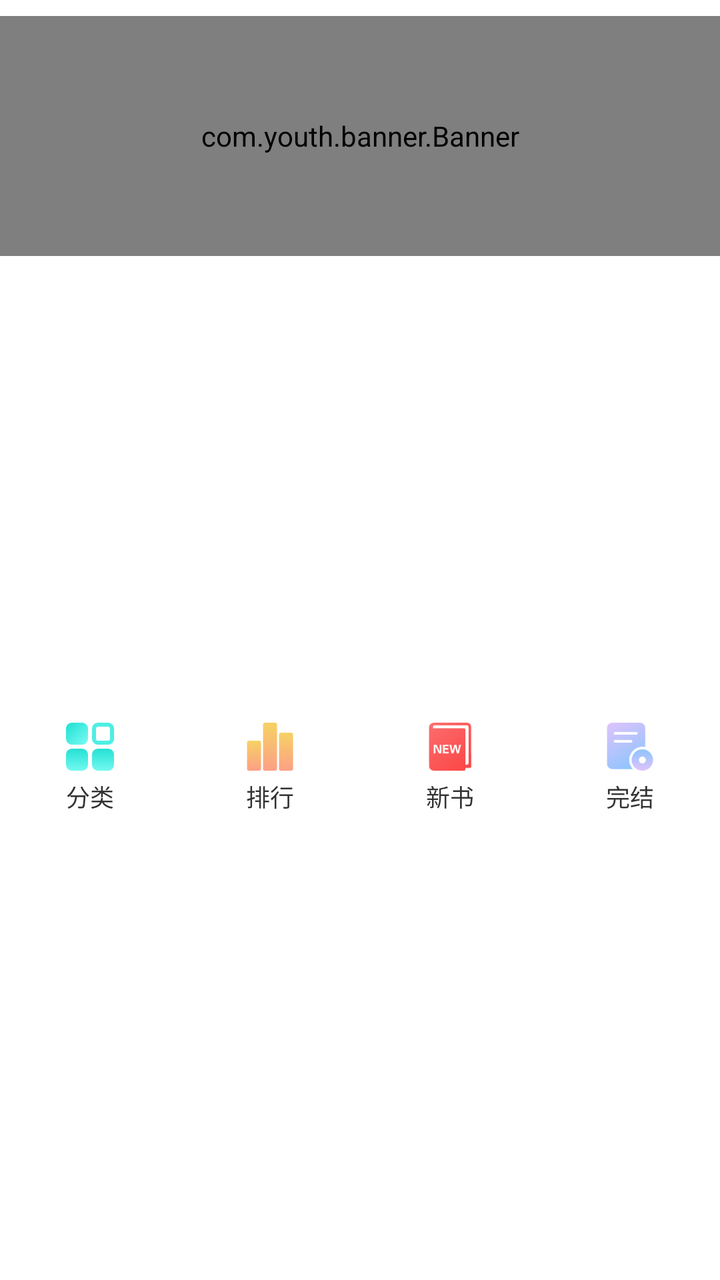
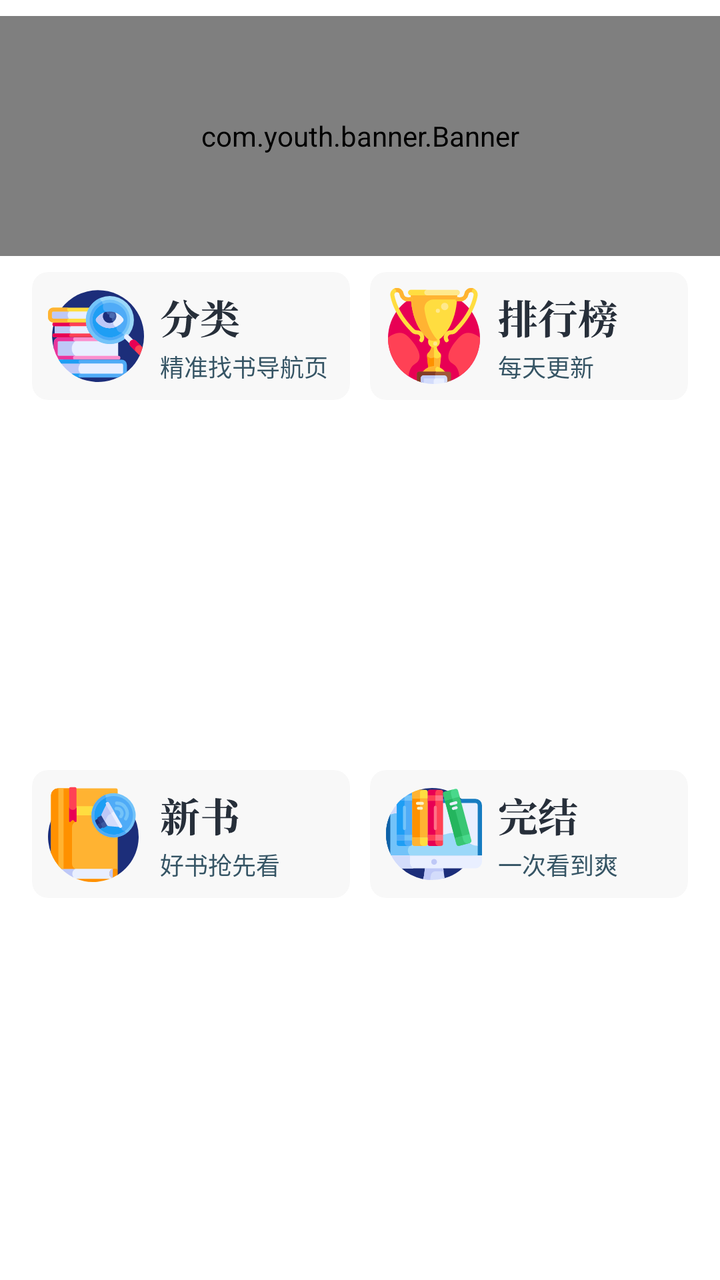

Two renders of the same Android screen: before a commit and after it. Below are the layout's source before the change and the commit's diff.
<!-- AndroidManifest.xml: application theme AppTheme -->
<!-- res/layout/layout_rv_head_sb_top.xml -->
<?xml version="1.0" encoding="utf-8"?>
<androidx.constraintlayout.widget.ConstraintLayout xmlns:android="http://schemas.android.com/apk/res/android"
    xmlns:app="http://schemas.android.com/apk/res-auto"
    android:layout_width="match_parent"
    android:layout_height="wrap_content"
    android:background="@color/white">

    <com.youth.banner.Banner
        android:id="@+id/banner_choiceness"
        android:layout_width="match_parent"
        android:layout_height="@dimen/dp_0"
        android:layout_marginTop="@dimen/dp_8"
        app:banner_default_image="@mipmap/banner_place_holder"
        app:indicator_drawable_selected="@color/col_yellow_f4ea2a"
        app:indicator_drawable_unselected="@color/white"
        app:indicator_height="@dimen/dp_4"
        app:indicator_margin="@dimen/dp_4"
        app:indicator_width="@dimen/dp_16"
        app:layout_constraintDimensionRatio="3:1"
        app:layout_constraintTop_toTopOf="parent" />

    <LinearLayout
        android:id="@+id/layout_asBtn_classify"
        android:layout_width="match_parent"
        android:layout_height="wrap_content"
        android:background="@color/white"
        app:layout_constraintBottom_toBottomOf="parent"
        app:layout_constraintTop_toBottomOf="@+id/banner_choiceness">

        <TextView
            android:id="@+id/tv_asBtn_classify"
            android:layout_width="0dp"
            android:layout_height="wrap_content"
            android:layout_gravity="center"
            android:layout_weight="1"
            android:background="?attr/selectableItemBackground"
            android:drawableTop="@mipmap/icon_center_navi_classify"
            android:drawablePadding="@dimen/dp_4"
            android:gravity="center_horizontal"
            android:padding="@dimen/dp_16"
            android:text="@string/txt_classify"
            android:textColor="@color/txt_black"
            android:textSize="@dimen/sp_12" />

        <TextView
            android:id="@+id/tv_asBtn_ranking"
            android:layout_width="0dp"
            android:layout_height="wrap_content"
            android:layout_gravity="center"
            android:layout_weight="1"
            android:background="?attr/selectableItemBackground"
            android:drawableTop="@mipmap/icon_center_navi_ranking"
            android:drawablePadding="@dimen/dp_4"
            android:gravity="center_horizontal"
            android:padding="@dimen/dp_16"
            android:text="@string/txt_ranking"
            android:textColor="@color/txt_black"
            android:textSize="@dimen/sp_12" />

        <TextView
            android:id="@+id/tv_asBtn_new_book"
            android:layout_width="0dp"
            android:layout_height="wrap_content"
            android:layout_gravity="center"
            android:layout_weight="1"
            android:background="?attr/selectableItemBackground"
            android:drawableTop="@mipmap/icon_center_navi_new_book"
            android:drawablePadding="@dimen/dp_4"
            android:gravity="center_horizontal"
            android:padding="@dimen/dp_16"
            android:text="@string/txt_new_book"
            android:textColor="@color/txt_black"
            android:textSize="@dimen/sp_12" />

        <TextView
            android:id="@+id/tv_asBtn_book_finished"
            android:layout_width="0dp"
            android:layout_height="wrap_content"
            android:layout_gravity="center"
            android:layout_weight="1"
            android:background="?attr/selectableItemBackground"
            android:drawableTop="@mipmap/icon_center_navi_ending_book"
            android:drawablePadding="@dimen/dp_4"
            android:gravity="center_horizontal"
            android:padding="@dimen/dp_16"
            android:text="@string/txt_end"
            android:textColor="@color/txt_black"
            android:textSize="@dimen/sp_12" />

    </LinearLayout>

</androidx.constraintlayout.widget.ConstraintLayout>
<!-- resources referenced by this layout -->
<resources>
  <color name="col_yellow_f4ea2a">#f4ea2a</color>
  <color name="txt_black">#333333</color>
  <color name="white">#ffffff</color>
  <dimen name="dp_0">0dp</dimen>
  <dimen name="dp_16">16dp</dimen>
  <dimen name="dp_4">4dp</dimen>
  <dimen name="dp_8">8dp</dimen>
  <dimen name="sp_12">12sp</dimen>
  <!-- mipmap banner_place_holder: png bitmap (mipmap-xxhdpi, 18679 bytes) -->
  <!-- mipmap icon_center_navi_classify: png bitmap (mipmap-hdpi, 1389 bytes) -->
  <!-- mipmap icon_center_navi_ending_book: png bitmap (mipmap-hdpi, 1165 bytes) -->
  <!-- mipmap icon_center_navi_new_book: png bitmap (mipmap-hdpi, 1362 bytes) -->
  <!-- mipmap icon_center_navi_ranking: png bitmap (mipmap-hdpi, 761 bytes) -->
  <string name="txt_classify">分类</string>
  <string name="txt_end">完结</string>
  <string name="txt_new_book">新书</string>
  <string name="txt_ranking">排行</string>
  <style name="AppTheme" parent="Theme.AppCompat.Light.NoActionBar">
          
          <item name="colorPrimary">@color/colorPrimary</item>
          <item name="colorPrimaryDark">@color/colorPrimaryDark</item>
          <item name="colorAccent">@color/colorAccent</item>
  
          <item name="android:colorControlActivated">#FD842A</item>
          <item name="android:colorControlNormal">#A4A4A4</item>
      </style>
  <color name="colorPrimary">#FDF9DD</color>
  <color name="colorPrimaryDark">#FDD34D</color>
  <color name="colorAccent">#FD842A</color>
</resources>

<!-- the commit's change to res/layout/layout_rv_head_sb_top.xml (unified diff, before → after) -->
@@ -1,92 +1,232 @@
 <?xml version="1.0" encoding="utf-8"?>
 <androidx.constraintlayout.widget.ConstraintLayout xmlns:android="http://schemas.android.com/apk/res/android"
     xmlns:app="http://schemas.android.com/apk/res-auto"
+    xmlns:tools="http://schemas.android.com/tools"
     android:layout_width="match_parent"
     android:layout_height="wrap_content"
     android:background="@color/white">
 
     <com.youth.banner.Banner
-        android:id="@+id/banner_choiceness"
+        android:id="@+id/banner_boy_girl_top"
         android:layout_width="match_parent"
         android:layout_height="@dimen/dp_0"
         android:layout_marginTop="@dimen/dp_8"
         app:banner_default_image="@mipmap/banner_place_holder"
-        app:indicator_drawable_selected="@color/col_yellow_f4ea2a"
-        app:indicator_drawable_unselected="@color/white"
-        app:indicator_height="@dimen/dp_4"
-        app:indicator_margin="@dimen/dp_4"
-        app:indicator_width="@dimen/dp_16"
+        app:indicator_drawable_selected="@color/col_red_fa345b"
+        app:indicator_drawable_unselected="@color/col_gray_e5e5e5"
+        app:indicator_height="@dimen/dp_2"
+        app:indicator_width="@dimen/dp_8"
         app:layout_constraintDimensionRatio="3:1"
         app:layout_constraintTop_toTopOf="parent" />
 
-    <LinearLayout
-        android:id="@+id/layout_asBtn_classify"
-        android:layout_width="match_parent"
-        android:layout_height="wrap_content"
-        android:background="@color/white"
+    <androidx.cardview.widget.CardView
+        android:id="@+id/cv_asBtn_classify"
+        android:layout_width="@dimen/dp_0"
+        android:layout_height="wrap_content"
+        android:layout_marginStart="@dimen/dp_16"
+        android:layout_marginTop="@dimen/dp_8"
+        app:cardBackgroundColor="@color/col_f8f8f8"
+        app:cardCornerRadius="@dimen/dp_8"
+        app:cardElevation="@dimen/dp_0"
+        app:layout_constraintLeft_toLeftOf="parent"
+        app:layout_constraintRight_toLeftOf="@+id/cv_asBtn_ranking"
+        app:layout_constraintTop_toBottomOf="@+id/banner_boy_girl_top">
+
+        <androidx.constraintlayout.widget.ConstraintLayout
+            android:layout_width="match_parent"
+            android:layout_height="wrap_content"
+            android:padding="@dimen/dp_8">
+
+            <ImageView
+                android:id="@+id/iv_classify"
+                android:layout_width="wrap_content"
+                android:layout_height="wrap_content"
+                android:src="@drawable/ic_center_navi_classify"
+                app:layout_constraintBottom_toBottomOf="parent"
+                app:layout_constraintLeft_toLeftOf="parent"
+                app:layout_constraintTop_toTopOf="parent"
+                tools:ignore="ContentDescription" />
+
+            <ImageView
+                android:layout_width="wrap_content"
+                android:layout_height="wrap_content"
+                android:layout_marginStart="@dimen/dp_8"
+                android:src="@drawable/ic_txt_classify"
+                app:layout_constraintLeft_toRightOf="@+id/iv_classify"
+                app:layout_constraintTop_toTopOf="@+id/iv_classify"
+                tools:ignore="ContentDescription" />
+
+            <TextView
+                android:layout_width="wrap_content"
+                android:layout_height="wrap_content"
+                android:layout_marginStart="@dimen/dp_8"
+                android:text="@string/txt_tips_classify"
+                android:textColor="@color/txt_col_365565"
+                android:textSize="@dimen/sp_12"
+                app:layout_constraintBottom_toBottomOf="@+id/iv_classify"
+                app:layout_constraintLeft_toRightOf="@+id/iv_classify" />
+
+        </androidx.constraintlayout.widget.ConstraintLayout>
+
+    </androidx.cardview.widget.CardView>
+
+    <androidx.cardview.widget.CardView
+        android:id="@+id/cv_asBtn_ranking"
+        android:layout_width="@dimen/dp_0"
+        android:layout_height="wrap_content"
+        android:layout_marginStart="@dimen/dp_10"
+        android:layout_marginEnd="@dimen/dp_16"
+        app:cardBackgroundColor="@color/col_f8f8f8"
+        app:cardCornerRadius="@dimen/dp_8"
+        app:cardElevation="@dimen/dp_0"
+        app:layout_constraintBottom_toBottomOf="@+id/cv_asBtn_classify"
+        app:layout_constraintLeft_toRightOf="@+id/cv_asBtn_classify"
+        app:layout_constraintRight_toRightOf="parent"
+        app:layout_constraintTop_toTopOf="@+id/cv_asBtn_classify">
+
+        <androidx.constraintlayout.widget.ConstraintLayout
+            android:layout_width="match_parent"
+            android:layout_height="wrap_content"
+            android:padding="@dimen/dp_8">
+
+            <ImageView
+                android:id="@+id/iv_rank_list"
+                android:layout_width="wrap_content"
+                android:layout_height="wrap_content"
+                android:src="@drawable/ic_center_navi_ranking"
+                app:layout_constraintBottom_toBottomOf="parent"
+                app:layout_constraintLeft_toLeftOf="parent"
+                app:layout_constraintTop_toTopOf="parent"
+                tools:ignore="ContentDescription" />
+
+            <ImageView
+                android:layout_width="wrap_content"
+                android:layout_height="wrap_content"
+                android:layout_marginStart="@dimen/dp_8"
+                android:src="@drawable/ic_txt_rank_list"
+                app:layout_constraintLeft_toRightOf="@+id/iv_rank_list"
+                app:layout_constraintTop_toTopOf="@+id/iv_rank_list"
+                tools:ignore="ContentDescription" />
+
+            <TextView
+                android:layout_width="wrap_content"
+                android:layout_height="wrap_content"
+                android:layout_marginStart="@dimen/dp_8"
+                android:text="@string/txt_tips_rank_list"
+                android:textColor="@color/txt_col_365565"
+                android:textSize="@dimen/sp_12"
+                app:layout_constraintBottom_toBottomOf="@+id/iv_rank_list"
+                app:layout_constraintLeft_toRightOf="@+id/iv_rank_list" />
+
+        </androidx.constraintlayout.widget.ConstraintLayout>
+
+    </androidx.cardview.widget.CardView>
+
+    <androidx.cardview.widget.CardView
+        android:id="@+id/cv_asBtn_new_book"
+        android:layout_width="@dimen/dp_0"
+        android:layout_height="wrap_content"
+        android:layout_marginTop="@dimen/dp_10"
+        android:layout_marginBottom="@dimen/dp_16"
+        app:cardBackgroundColor="@color/col_f8f8f8"
+        app:cardCornerRadius="@dimen/dp_8"
+        app:cardElevation="@dimen/dp_0"
         app:layout_constraintBottom_toBottomOf="parent"
-        app:layout_constraintTop_toBottomOf="@+id/banner_choiceness">
-
-        <TextView
-            android:id="@+id/tv_asBtn_classify"
-            android:layout_width="0dp"
-            android:layout_height="wrap_content"
-            android:layout_gravity="center"
-            android:layout_weight="1"
-            android:background="?attr/selectableItemBackground"
-            android:drawableTop="@mipmap/icon_center_navi_classify"
-            android:drawablePadding="@dimen/dp_4"
-            android:gravity="center_horizontal"
-            android:padding="@dimen/dp_16"
-            android:text="@string/txt_classify"
-            android:textColor="@color/txt_black"
-            android:textSize="@dimen/sp_12" />
-
-        <TextView
-            android:id="@+id/tv_asBtn_ranking"
-            android:layout_width="0dp"
-            android:layout_height="wrap_content"
-            android:layout_gravity="center"
-            android:layout_weight="1"
-            android:background="?attr/selectableItemBackground"
-            android:drawableTop="@mipmap/icon_center_navi_ranking"
-            android:drawablePadding="@dimen/dp_4"
-            android:gravity="center_horizontal"
-            android:padding="@dimen/dp_16"
-            android:text="@string/txt_ranking"
-            android:textColor="@color/txt_black"
-            android:textSize="@dimen/sp_12" />
-
-        <TextView
-            android:id="@+id/tv_asBtn_new_book"
-            android:layout_width="0dp"
-            android:layout_height="wrap_content"
-            android:layout_gravity="center"
-            android:layout_weight="1"
-            android:background="?attr/selectableItemBackground"
-            android:drawableTop="@mipmap/icon_center_navi_new_book"
-            android:drawablePadding="@dimen/dp_4"
-            android:gravity="center_horizontal"
-            android:padding="@dimen/dp_16"
-            android:text="@string/txt_new_book"
-            android:textColor="@color/txt_black"
-            android:textSize="@dimen/sp_12" />
-
-        <TextView
-            android:id="@+id/tv_asBtn_book_finished"
-            android:layout_width="0dp"
-            android:layout_height="wrap_content"
-            android:layout_gravity="center"
-            android:layout_weight="1"
-            android:background="?attr/selectableItemBackground"
-            android:drawableTop="@mipmap/icon_center_navi_ending_book"
-            android:drawablePadding="@dimen/dp_4"
-            android:gravity="center_horizontal"
-            android:padding="@dimen/dp_16"
-            android:text="@string/txt_end"
-            android:textColor="@color/txt_black"
-            android:textSize="@dimen/sp_12" />
-
-    </LinearLayout>
+        app:layout_constraintLeft_toLeftOf="@+id/cv_asBtn_classify"
+        app:layout_constraintRight_toLeftOf="@+id/cv_asBtn_book_finished"
+        app:layout_constraintTop_toBottomOf="@+id/cv_asBtn_classify">
+
+        <androidx.constraintlayout.widget.ConstraintLayout
+            android:layout_width="match_parent"
+            android:layout_height="wrap_content"
+            android:padding="@dimen/dp_8">
+
+            <ImageView
+                android:id="@+id/iv_new_book"
+                android:layout_width="wrap_content"
+                android:layout_height="wrap_content"
+                android:src="@drawable/ic_center_navi_new_book"
+                app:layout_constraintBottom_toBottomOf="parent"
+                app:layout_constraintLeft_toLeftOf="parent"
+                app:layout_constraintTop_toTopOf="parent"
+                tools:ignore="ContentDescription" />
+
+            <ImageView
+                android:layout_width="wrap_content"
+                android:layout_height="wrap_content"
+                android:layout_marginStart="@dimen/dp_8"
+                android:src="@drawable/ic_txt_new_book"
+                app:layout_constraintLeft_toRightOf="@+id/iv_new_book"
+                app:layout_constraintTop_toTopOf="@+id/iv_new_book"
+                tools:ignore="ContentDescription" />
+
+            <TextView
+                android:layout_width="wrap_content"
+                android:layout_height="wrap_content"
+                android:layout_marginStart="@dimen/dp_8"
+                android:text="@string/txt_tips_newbook"
+                android:textColor="@color/txt_col_365565"
+                android:textSize="@dimen/sp_12"
+                app:layout_constraintBottom_toBottomOf="@+id/iv_new_book"
+                app:layout_constraintLeft_toRightOf="@+id/iv_new_book" />
+
+        </androidx.constraintlayout.widget.ConstraintLayout>
+
+    </androidx.cardview.widget.CardView>
+
+    <androidx.cardview.widget.CardView
+        android:id="@+id/cv_asBtn_book_finished"
+        android:layout_width="@dimen/dp_0"
+        android:layout_height="wrap_content"
+        android:layout_marginStart="@dimen/dp_10"
+        android:layout_marginEnd="@dimen/dp_16"
+        app:cardBackgroundColor="@color/col_f8f8f8"
+        app:cardCornerRadius="@dimen/dp_8"
+        app:cardElevation="@dimen/dp_0"
+        app:layout_constraintBottom_toBottomOf="@+id/cv_asBtn_new_book"
+        app:layout_constraintLeft_toRightOf="@+id/cv_asBtn_new_book"
+        app:layout_constraintRight_toRightOf="parent"
+        app:layout_constraintTop_toTopOf="@+id/cv_asBtn_new_book">
+
+        <androidx.constraintlayout.widget.ConstraintLayout
+            android:layout_width="match_parent"
+            android:layout_height="wrap_content"
+            android:padding="@dimen/dp_8">
+
+            <ImageView
+                android:id="@+id/iv_end_book"
+                android:layout_width="wrap_content"
+                android:layout_height="wrap_content"
+                android:src="@drawable/ic_center_navi_ending_book"
+                app:layout_constraintBottom_toBottomOf="parent"
+                app:layout_constraintLeft_toLeftOf="parent"
+                app:layout_constraintTop_toTopOf="parent"
+                tools:ignore="ContentDescription" />
+
+
+            <ImageView
+                android:layout_width="wrap_content"
+                android:layout_height="wrap_content"
+                android:layout_marginStart="@dimen/dp_8"
+                android:src="@drawable/ic_txt_end"
+                app:layout_constraintLeft_toRightOf="@+id/iv_end_book"
+                app:layout_constraintTop_toTopOf="@+id/iv_end_book"
+                tools:ignore="ContentDescription" />
+
+            <TextView
+                android:layout_width="wrap_content"
+                android:layout_height="wrap_content"
+                android:layout_marginStart="@dimen/dp_8"
+                android:text="@string/txt_tips_endbook"
+                android:textColor="@color/txt_col_365565"
+                android:textSize="@dimen/sp_12"
+                app:layout_constraintBottom_toBottomOf="@+id/iv_end_book"
+                app:layout_constraintLeft_toRightOf="@+id/iv_end_book" />
+
+        </androidx.constraintlayout.widget.ConstraintLayout>
+
+    </androidx.cardview.widget.CardView>
+
+    
 
 </androidx.constraintlayout.widget.ConstraintLayout>
<!-- resource entries referenced after the edit -->
@@ -1,22 +1,43 @@
 <!-- resources referenced by this layout -->
 <resources>
-  <color name="col_yellow_f4ea2a">#f4ea2a</color>
-  <color name="txt_black">#333333</color>
+  <color name="col_f8f8f8">#F8F8F8</color>
+  <color name="col_gray_e5e5e5">#E5E5E5</color>
+  <color name="col_red_fa345b">#FA345B</color>
+  <color name="txt_col_365565">#365565</color>
   <color name="white">#ffffff</color>
   <dimen name="dp_0">0dp</dimen>
+  <dimen name="dp_10">10dp</dimen>
   <dimen name="dp_16">16dp</dimen>
-  <dimen name="dp_4">4dp</dimen>
+  <dimen name="dp_2">2dp</dimen>
   <dimen name="dp_8">8dp</dimen>
   <dimen name="sp_12">12sp</dimen>
+  <!-- drawable ic_center_navi_classify: vector/xml drawable (drawable, 8440 chars, omitted) -->
+  <!-- drawable ic_center_navi_ending_book: vector/xml drawable (drawable, 8767 chars, omitted) -->
+  <!-- drawable ic_center_navi_new_book: vector/xml drawable (drawable, 6127 chars, omitted) -->
+  <!-- drawable ic_center_navi_ranking: vector/xml drawable (drawable, 6991 chars, omitted) -->
+  <!-- drawable ic_txt_classify (drawable) -->
+  <vector xmlns:android="http://schemas.android.com/apk/res/android"
+      android:width="40dp"
+      android:height="29dp"
+      android:viewportWidth="40"
+      android:viewportHeight="29">
+    <path
+        android:pathData="M0,0h40v29h-40z"
+        android:strokeAlpha="0"
+        android:fillColor="#fff"
+        android:fillAlpha="0"/>
+    <path
+        android:pathData="M6.5,6.14a19.412,19.412 0,0 1,-6 9.38l0.16,0.2a17.367,17.367 0,0 0,8.22 -8.06c0.5,0.02 0.68,-0.12 0.78,-0.34ZM13.04,14.36L3.38,14.36l0.18,0.58L7.1,14.94C6.94,17.9 6.34,21.4 1.18,24.54l0.22,0.28C8.1,22.16 9.28,18.4 9.68,14.94h3.56c-0.2,4 -0.54,6.64 -1.14,7.14a0.943,0.943 0,0 1,-0.72 0.2c-0.48,0 -2.02,-0.1 -3.04,-0.18v0.26a4.974,4.974 0,0 1,2.2 0.86,2.167 2.167,0 0,1 0.44,1.58A4,4 0,0 0,13.8 23.96c1.1,-0.88 1.56,-3.64 1.8,-8.64a1.367,1.367 0,0 0,0.82 -0.34L14.3,13.14ZM11.9,5.88l-0.2,0.1c0.98,4.76 2.94,7.76 6.12,9.76a3.482,3.482 0,0 1,1.8 -2.08l0.06,-0.24a13.187,13.187 0,0 1,-6.94 -5.96,5.388 5.388,0 0,0 0.76,-1.06ZM23.4,6.94a8.781,8.781 0,0 1,2.12 3.22c2.1,1.28 3.62,-2.74 -1.96,-3.36ZM20.86,16.9a20.549,20.549 0,0 0,7.8 -4.12L28.66,15.9h0.44c0.92,0 1.96,-0.44 1.96,-0.62v-3.14a21.715,21.715 0,0 1,5.06 4.04c2.62,0.72 3.06,-3.94 -5.06,-4.54v-0.32L38.5,11.32c0.3,0 0.52,-0.1 0.58,-0.32 -0.88,-0.76 -2.3,-1.84 -2.3,-1.84l-1.22,1.6h-3.2a38.069,38.069 0,0 0,3.8 -2.7c0.44,0.06 0.7,-0.06 0.82,-0.3L34.1,6.62a34.612,34.612 0,0 1,-2.32 4.14h-0.72v-3.92c0.52,-0.06 0.64,-0.26 0.68,-0.52l-3.08,-0.28v4.72L20.98,10.76l0.16,0.56L27,11.32a17.482,17.482 0,0 1,-6.28 5.32ZM38.82,18.74c0.3,0 0.52,-0.1 0.58,-0.32 -0.86,-0.76 -2.26,-1.9 -2.26,-1.9L35.88,18.18L30.54,18.18q0.12,-0.66 0.18,-1.38c0.46,-0.06 0.66,-0.28 0.7,-0.54L28.24,16a14.789,14.789 0,0 1,-0.18 2.18L20.64,18.18l0.14,0.56h7.18c-0.54,2.44 -2.18,4.2 -7.44,5.72l0.12,0.32c7.42,-1.18 9.18,-3.16 9.8,-6.04h0.06C31.74,22.28 34.12,23.82 37.72,24.8A2.6,2.6 0,0 1,39.5 22.62L39.5,22.4c-3.64,-0.32 -6.98,-1.2 -8.58,-3.66Z"
+        android:fillColor="#272f3a"/>
+  </vector>
+  <!-- drawable ic_txt_end: vector/xml drawable (drawable, 2443 chars, omitted) -->
+  <!-- drawable ic_txt_new_book: vector/xml drawable (drawable, 2377 chars, omitted) -->
+  <!-- drawable ic_txt_rank_list: vector/xml drawable (drawable, 3817 chars, omitted) -->
   <!-- mipmap banner_place_holder: png bitmap (mipmap-xxhdpi, 18679 bytes) -->
-  <!-- mipmap icon_center_navi_classify: png bitmap (mipmap-hdpi, 1389 bytes) -->
-  <!-- mipmap icon_center_navi_ending_book: png bitmap (mipmap-hdpi, 1165 bytes) -->
-  <!-- mipmap icon_center_navi_new_book: png bitmap (mipmap-hdpi, 1362 bytes) -->
-  <!-- mipmap icon_center_navi_ranking: png bitmap (mipmap-hdpi, 761 bytes) -->
-  <string name="txt_classify">分类</string>
-  <string name="txt_end">完结</string>
-  <string name="txt_new_book">新书</string>
-  <string name="txt_ranking">排行</string>
+  <string name="txt_tips_classify">精准找书导航页</string>
+  <string name="txt_tips_endbook">一次看到爽</string>
+  <string name="txt_tips_newbook">好书抢先看</string>
+  <string name="txt_tips_rank_list">每天更新</string>
   <style name="AppTheme" parent="Theme.AppCompat.Light.NoActionBar">
           
           <item name="colorPrimary">@color/colorPrimary</item>
@@ -27,7 +48,7 @@
           <item name="android:colorControlNormal">#A4A4A4</item>
       </style>
   <color name="colorPrimary">#FDF9DD</color>
-  <color name="colorPrimaryDark">#FDD34D</color>
+  <color name="colorPrimaryDark">#FFEE81</color>
   <color name="colorAccent">#FD842A</color>
 </resources>
 
